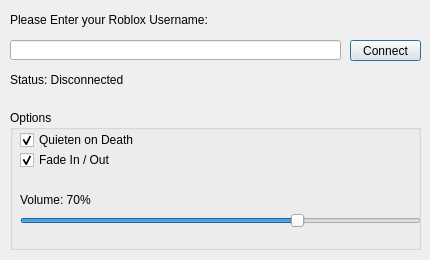
Above: MainUI.ui from richardios275/fe2io-python before the change. Below: the same form after it.
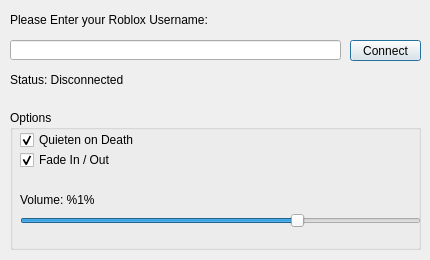
That is the form after the change.

Commit message: Update MainUI for translation support

```diff
--- a/MainUI.ui
+++ b/MainUI.ui
@@ -122,7 +122,7 @@
      </rect>
     </property>
     <property name="text">
-     <string>Volume: 70%</string>
+     <string>Volume: %1%</string>
     </property>
    </widget>
    <widget class="QCheckBox" name="fade_box">
```
